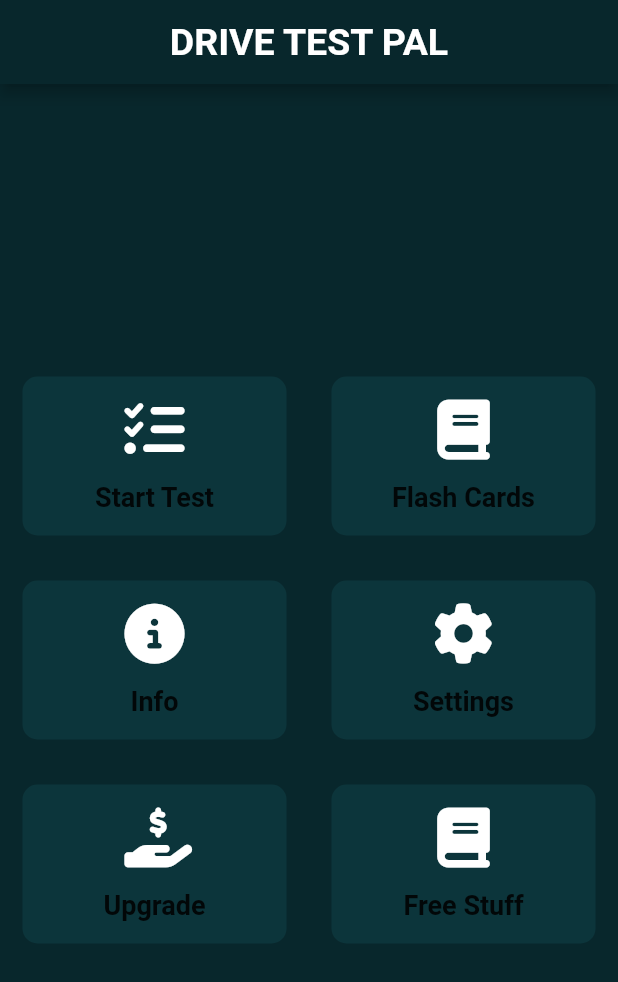
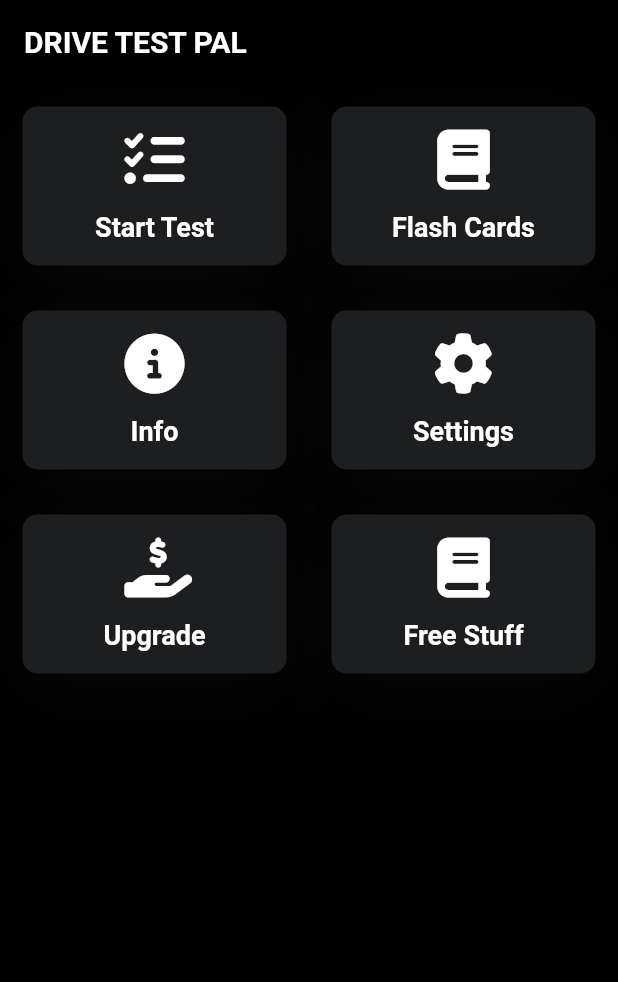
Before and after one commit to MJI-Abir/Drive-TestPal, a Flutter app: the screen it shows after launch, on a phone screen of 412 x 824 dp. Shown: the top 982 px of the screen. Run offline on Flutter 3.47's test engine with Material 2 defaults, Android fonts, the phone set to English and light mode, and no system bars; our stand-ins replace bloc, flutter_bloc, font_awesome_flutter, rflutter_alert.

Commit message:
updated ui

```diff
--- a/lib/components/icon_content.dart
+++ b/lib/components/icon_content.dart
@@ -16,6 +16,7 @@ class IconContent extends StatelessWidget {
         Icon(
           icon,
           size: 40.0,
+          color: Colors.white,
         ),
         const SizedBox(
           height: 15.0,
--- a/lib/components/reusable_card.dart
+++ b/lib/components/reusable_card.dart
@@ -1,3 +1,4 @@
+import 'package:drive_test_pal/constants/constants.dart';
 import 'package:flutter/material.dart';
 
 class ReusableCard extends StatefulWidget {
@@ -5,7 +6,7 @@ class ReusableCard extends StatefulWidget {
   final Widget cardChild;
   final VoidCallback? onPress;
   const ReusableCard(
-      {required this.color,
+      {super.key, required this.color,
       required this.cardChild,
       required this.onPress});
 
@@ -23,62 +24,17 @@ class _ReusableCardState extends State<ReusableCard> {
         margin: const EdgeInsets.all(15.0),
         decoration: BoxDecoration(
           color: widget.color,
-          borderRadius: BorderRadius.circular(10.0),
-          // boxShadow: widget.isHovered
-          //     ? [
-          //         BoxShadow(
-          //           color: Colors.black.withOpacity(0.2),
-          //           spreadRadius: 2,
-          //           blurRadius: 5,
-          //           offset: const Offset(0, 2),
-          //         ),
-          //       ]
-          //     : [],
+          borderRadius: kBorderRadius,
+          boxShadow: [
+                  BoxShadow(
+                    offset: const Offset(0, 10),
+                    blurRadius: 50,
+                    color: kActiveCardColor.withOpacity(0.23),
+                  ),
+                ],
         ),
         child: widget.cardChild,
       ),
     );
   }
 }
-
-// class ReusableCard extends statelessWidget {
-//   ReusableCard(
-//       {required this.color,
-//       required this.cardChild,
-//       required this.onPress,
-//       required this.isHovered});
-
-//   final Color color;
-//   final Widget cardChild;
-//   final Function onPress;
-//   final bool isHovered;
-
-//   @override
-//   Widget build(BuildContext context) {
-//     print(isHovered);
-//     return MouseRegion(
-//       child: GestureDetector(
-//         onTap: onPress(),
-//         child: Container(
-//           padding: const EdgeInsets.only(top: 15.0, bottom: 15.0),
-//           margin: const EdgeInsets.all(15.0),
-//           decoration: BoxDecoration(
-//             color: color,
-//             borderRadius: BorderRadius.circular(10.0),
-//             boxShadow: isHovered
-//                 ? [
-//                     BoxShadow(
-//                       color: Colors.black.withOpacity(0.2),
-//                       spreadRadius: 2,
-//                       blurRadius: 5,
-//                       offset: const Offset(0, 2),
-//                     ),
-//                   ]
-//                 : [],
-//           ),
-//           child: cardChild,
-//         ),
-//       ),
-//     );
-//   }
-// }
--- a/lib/constants/constants.dart
+++ b/lib/constants/constants.dart
@@ -1,15 +1,15 @@
 import 'package:flutter/material.dart';
 
 const kAppThemeColor = Color(0xFF08272c);
-const kActiveCardColor = Color(0xFF0c353b);
+const kActiveCardColor = Color(0xFF1c1e1f);
 const kInactiveCardColor = Color(0x100c353b);
 const kBottomContainerColor = Color(0xFFEB1555);
-const kAppBarColor = Color(0xFF08272c);
+const kAppBarColor = Colors.transparent;
 
-const kBorderRadius = BorderRadius.all(Radius.circular(8.0));
+const kBorderRadius = BorderRadius.all(Radius.circular(10.0));
 const kLabelTextStyle = TextStyle(
   fontSize: 18.0,
-  color: Colors.black87,
+  color: Colors.white,
   fontWeight: FontWeight.bold,
 );
 
@@ -24,7 +24,7 @@ const kLargeButtonTextStyle = TextStyle(
 );
 
 const kTitleTextStyle = TextStyle(
-  fontSize: 25.0,
+  fontSize: 20.0,
   fontWeight: FontWeight.bold,
 );
 
--- a/lib/features/home/ui/home.dart
+++ b/lib/features/home/ui/home.dart
@@ -28,14 +28,14 @@ class Home extends StatelessWidget {
     return Scaffold(
       appBar: AppBar(
         backgroundColor: kAppBarColor,
-        centerTitle: true,
+        // centerTitle: true,
         title: const Text(
           'DRIVE TEST PAL',
           style: kTitleTextStyle,
         ),
       ),
-      body: Column(
-        mainAxisAlignment: MainAxisAlignment.center,
+      body: SingleChildScrollView(
+        child: Column(
           children: <Widget>[
             Row(
               children: <Widget>[
@@ -57,6 +57,7 @@ class Home extends StatelessWidget {
             ),
           ],
         ),
+      ),
     );
   }
 }
--- a/lib/features/question_category/ui/question_category_tile.dart
+++ b/lib/features/question_category/ui/question_category_tile.dart
@@ -25,7 +25,7 @@ class QuestionCatTile extends StatelessWidget {
         contentPadding: const EdgeInsets.all(5),
         iconColor: Colors.white,
         textColor: Colors.white,
-        tileColor: Colors.black,
+        tileColor: kActiveCardColor,
         style: ListTileStyle.list,
         dense: true,
         child: ListTile(
--- a/lib/features/quiz/bloc/quiz_bloc.dart
+++ b/lib/features/quiz/bloc/quiz_bloc.dart
@@ -5,6 +5,7 @@ import 'package:bloc/bloc.dart';
 import 'package:drive_test_pal/components/practice_question.dart';
 import 'package:drive_test_pal/data/question_data.dart';
 import 'package:drive_test_pal/features/quiz/ui/quiz.dart';
+import 'package:drive_test_pal/quiz_brain.dart';
 import 'package:meta/meta.dart';
 
 part 'quiz_event.dart';
@@ -38,7 +39,10 @@ class QuizBloc extends Bloc<QuizEvent, QuizState> {
   }
 
   FutureOr<void> quizContinueButtonClickedEvent(
-      QuizContinueButtonClickedEvent event, Emitter<QuizState> emit) {}
+      QuizContinueButtonClickedEvent event, Emitter<QuizState> emit) {
+        event.quizBrain.nextQuestion();
+        // emit(QuizGoToNextQuizActionState());
+      }
 
   FutureOr<void> quizNextQuizButtonClickedEvent(
       QuizNextQuizButtonClickedEvent event, Emitter<QuizState> emit) {}
--- a/lib/features/quiz/bloc/quiz_event.dart
+++ b/lib/features/quiz/bloc/quiz_event.dart
@@ -15,6 +15,10 @@ class QuizOptionSelectedEvent extends QuizEvent {
   });
 }
 
-class QuizContinueButtonClickedEvent extends QuizEvent{}
+class QuizContinueButtonClickedEvent extends QuizEvent{
+  final QuizBrain quizBrain;
+
+  QuizContinueButtonClickedEvent(this.quizBrain);
+}
 
 class QuizNextQuizButtonClickedEvent extends QuizEvent{}
--- a/lib/main.dart
+++ b/lib/main.dart
@@ -15,7 +15,7 @@ class DriveTestPal extends StatelessWidget {
       debugShowCheckedModeBanner: false,
       theme: ThemeData.dark().copyWith(
         primaryColor: kAppThemeColor,
-        scaffoldBackgroundColor: kAppThemeColor,
+        scaffoldBackgroundColor: Colors.black,
       ),
       initialRoute: AppRoutes.homePage,
       routes: AppRoutes.routes,
```
Also changed, not shown: lib/features/question_category/ui/question_category_screen.dart (+15 -3 lines), lib/features/quiz/components/loading_body.dart (added, +14 -0 lines), lib/features/quiz/components/options_widget.dart (added, +66 -0 lines), lib/features/quiz/components/question_text_widget.dart (added, +28 -0 lines), lib/features/quiz/ui/quiz.dart (+21 -68 lines), lib/quiz_brain.dart (+5 -3 lines). Lines whose indentation alone changed are shown as unchanged.
